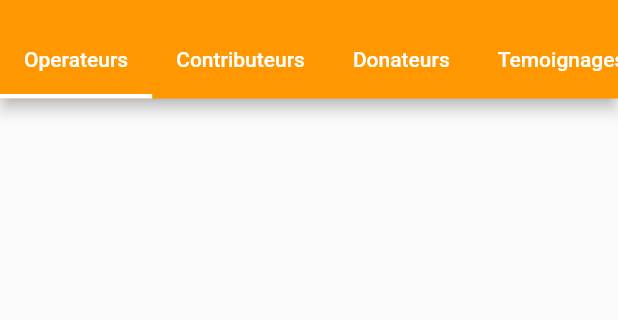
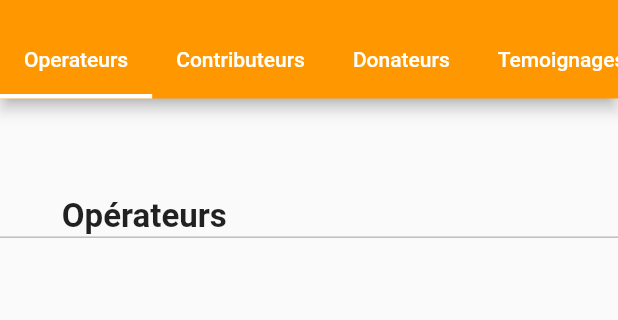
Before and after one commit to Stanleylab97/bomoco, a Flutter app: the Partners screen opened directly, on a phone screen of 412 x 824 dp, the part 59-379 px from its top. Run offline on Flutter 3.47's test engine with Material 2 defaults, Android fonts, the phone set to English and light mode, and no system bars; our stand-ins replace carousel_slider, cloud_firestore, firebase_core, font_awesome_flutter; missing offline and left inert: dart:ffi; accounts and stored records are empty.

Commit message:
Ajout des contributeurs et opérateurs

```diff
--- a/lib/BottomNavBar/partners.dart
+++ b/lib/BottomNavBar/partners.dart
@@ -1,5 +1,5 @@
 import 'package:bomoco/partnership_tabs/contributeurs.dart';
-import 'package:bomoco/partnership_tabs/donations.dart';
+import 'package:bomoco/partnership_tabs/donateurs.dart';
 import 'package:bomoco/partnership_tabs/operateurs.dart';
 import 'package:bomoco/partnership_tabs/temoignages.dart';
 import 'package:flutter/material.dart';
--- a/lib/partnership_tabs/operateurs.dart
+++ b/lib/partnership_tabs/operateurs.dart
@@ -1,6 +1,8 @@
+import 'package:cloud_firestore/cloud_firestore.dart';
 import 'package:flutter/material.dart';
 
 class Operateurs extends StatefulWidget {
+  FirebaseFirestore firestore = FirebaseFirestore.instance;
   @override
   _OperateursState createState() => _OperateursState();
 }
@@ -8,8 +10,57 @@ class Operateurs extends StatefulWidget {
 class _OperateursState extends State<Operateurs> {
   @override
   Widget build(BuildContext context) {
-    return Container(
+    return Column(
+      children: [
+        Container(
+          padding: EdgeInsets.only(
+              bottom: MediaQuery.of(context).size.height * .008),
+          height: MediaQuery.of(context).size.height * .13,
+          child: Column(
+            children: <Widget>[
+              Container(
+                  padding: EdgeInsets.only(
+                      top: MediaQuery.of(context).size.height * .08,
+                      left: MediaQuery.of(context).size.width * .05),
+                  width: MediaQuery.of(context).size.width * .9,
+                  child: Text(
+                    "Opérateurs",
+                    style: TextStyle(fontSize: 22, fontWeight: FontWeight.bold),
+                  )),
+              Divider(
+                color: Colors.grey,
+                height: 1.0,
+              ),
+            ],
+          ),
+        ),
+        Expanded(
+            child: StreamBuilder<QuerySnapshot>(
+                stream: widget.firestore.collection("operateurs").snapshots(),
+                builder: (context, snapshot) {
+                  if (snapshot.hasData) {
+                    return ListView.builder(
+                      itemCount: snapshot.data.docs.length,
+                      itemBuilder: (context, index) {
+                        DocumentSnapshot operateur = snapshot.data.docs[index];
 
+                        return ListTile(
+                            leading: CircleAvatar(
+
+                              backgroundImage: NetworkImage(operateur['logo']),
+                            ),
+                            title: Text(operateur['nom']),
+                            subtitle: Text(operateur['secteur'] +
+                                "\n" +
+                                operateur['localisation']));
+                      },
+                      padding: EdgeInsets.only(top: 20.0, bottom: 10.0),
+                    );
+                  } else {
+                    return Center(child: CircularProgressIndicator());
+                  }
+                }))
+      ],
     );
   }
 }
```
Also changed, not shown: lib/partnership_tabs/contributeurs.dart (+50 -1 lines), lib/partnership_tabs/donateurs.dart (renamed from lib/partnership_tabs/donations.dart), 1 other file.
